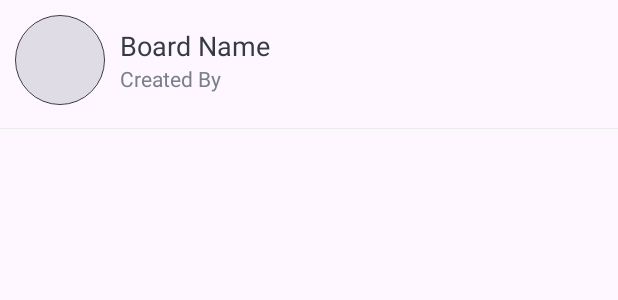
After one commit to proooooogiba/TaskFlow, an Android app: the layout item_board.xml on its own in the app's theme, with its tools: preview values and no code run, on a phone screen of 412 x 824 dp. The commit adds this screen. Shown: the top 300 px of the screen. Run offline under Robolectric (Android 15) with nearby library versions, the phone set to English and light mode, and no system bars.

Commit message:
Boards recycleview adapter and UI elements is added

```diff
--- a/app/src/main/java/com/example/taskflow/utils/Constants.kt
+++ b/app/src/main/java/com/example/taskflow/utils/Constants.kt
@@ -16,7 +16,7 @@ object Constants {
     const val MOBILE: String = "mobile"
     const val READ_STORAGE_PERMISSION_CODE = 1
     const val PICK_IMAGE_REQUEST_CODE = 2
-
+    const val ASSIGNED_TO: String = "assignedTo"
 
     fun showImageChooser(activity: Activity) {
         var galleryIntent = Intent(
--- /dev/null
+++ b/app/src/main/res/layout/item_board.xml
@@ -0,0 +1,59 @@
+<?xml version="1.0" encoding="utf-8"?>
+<LinearLayout xmlns:android="http://schemas.android.com/apk/res/android"
+    android:layout_width="match_parent"
+    android:layout_height="wrap_content"
+    xmlns:app="http://schemas.android.com/apk/res-auto"
+    xmlns:tools="http://schemas.android.com/tools"
+    android:background="?attr/selectableItemBackground"
+    android:orientation="vertical"
+    android:layout_marginBottom="@dimen/item_board_content_marginBottom">
+
+    <LinearLayout
+        android:layout_width="match_parent"
+        android:layout_height="wrap_content"
+        android:gravity="center_vertical"
+        android:orientation="horizontal"
+        android:padding="@dimen/item_board_content_padding">
+
+        <de.hdodenhof.circleimageview.CircleImageView
+            android:id="@+id/iv_board_image"
+            android:layout_width="@dimen/item_board_image_size"
+            android:layout_height="@dimen/item_board_image_size"
+            android:contentDescription="@string/image_contentDescription"
+            android:src="@drawable/ic_board_place_holder"
+            app:civ_border_color="@color/primary_text_color"
+            app:civ_border_width="@dimen/item_board_image_circular_border_width" />
+
+        <LinearLayout
+            android:layout_width="match_parent"
+            android:layout_height="wrap_content"
+            android:layout_marginStart="@dimen/item_board_name_layout_marginStart"
+            android:orientation="vertical">
+
+            <TextView
+                android:id="@+id/tv_name"
+                android:layout_width="match_parent"
+                android:layout_height="wrap_content"
+                android:textColor="@color/primary_text_color"
+                android:textSize="@dimen/item_board_name_text_size"
+                tools:text="Board Name" />
+
+            <TextView
+                android:id="@+id/tv_created_by"
+                android:layout_width="match_parent"
+                android:layout_height="wrap_content"
+                android:textColor="@color/secondary_text_color"
+                android:textSize="@dimen/item_board_created_by_text_size"
+                tools:text="Created By" />
+
+        </LinearLayout>
+
+    </LinearLayout>
+
+    <View
+        android:layout_width="match_parent"
+        android:layout_height="@dimen/item_board_divider_height"
+        android:layout_marginTop="@dimen/item_board_divider_marginTop"
+        android:background="@color/divider_color" />
+
+</LinearLayout>
--- a/app/src/main/res/values/colors.xml
+++ b/app/src/main/res/values/colors.xml
@@ -11,4 +11,7 @@
     <color name="secondary_text_color">#7A8089</color>
 
     <color name="snackbar_error_color">#F72400</color>
+
+    <color name="divider_color">#EAEAEA</color>
+
 </resources>
--- a/app/src/main/res/values/dimens.xml
+++ b/app/src/main/res/values/dimens.xml
@@ -63,4 +63,16 @@
     <dimen name="create_board_til_marginTop">25dp</dimen>
     <dimen name="create_board_btn_marginTop">30dp</dimen>
 
+    <dimen name="main_screen_content_padding">16dp</dimen>
+    <dimen name="no_boards_available_text_size">16sp</dimen>
+    <dimen name="item_board_content_marginBottom">10dp</dimen>
+    <dimen name="item_board_content_padding">10dp</dimen>
+    <dimen name="item_board_image_size">60dp</dimen>
+    <dimen name="item_board_image_circular_border_width">0.5dp</dimen>
+    <dimen name="item_board_name_layout_marginStart">10dp</dimen>
+    <dimen name="item_board_name_text_size">18sp</dimen>
+    <dimen name="item_board_created_by_text_size">14sp</dimen>
+    <dimen name="item_board_divider_marginTop">5dp</dimen>
+    <dimen name="item_board_divider_height">0.3dp</dimen>
+
 </resources>
--- a/app/src/main/res/values/strings.xml
+++ b/app/src/main/res/values/strings.xml
@@ -32,4 +32,6 @@
     <string name="board_name">Board Name</string>
     <string name="create_a_board">create a board</string>
 
+    <string name="no_boards_are_available">No Boards are available!!!</string>
+
 </resources>
```
Also changed, not shown: app/src/main/java/com/example/taskflow/activities/MainActivity.kt (+32 -2 lines), app/src/main/java/com/example/taskflow/adapters/BoardItemsAdapter.kt (added, +57 -0 lines), app/src/main/java/com/example/taskflow/firebase/FirestoreClass.kt (+24 -2 lines), app/src/main/java/com/example/taskflow/models/Board.kt (+6 -3 lines), app/src/main/res/layout/main_content.xml (+32 -11 lines).
